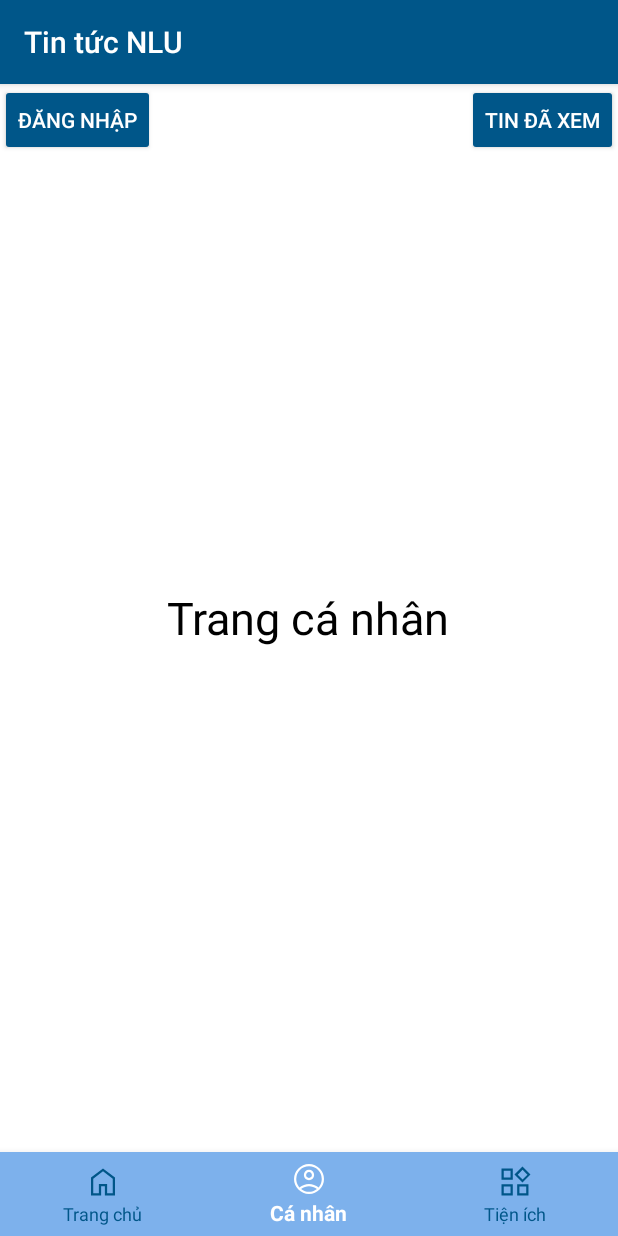
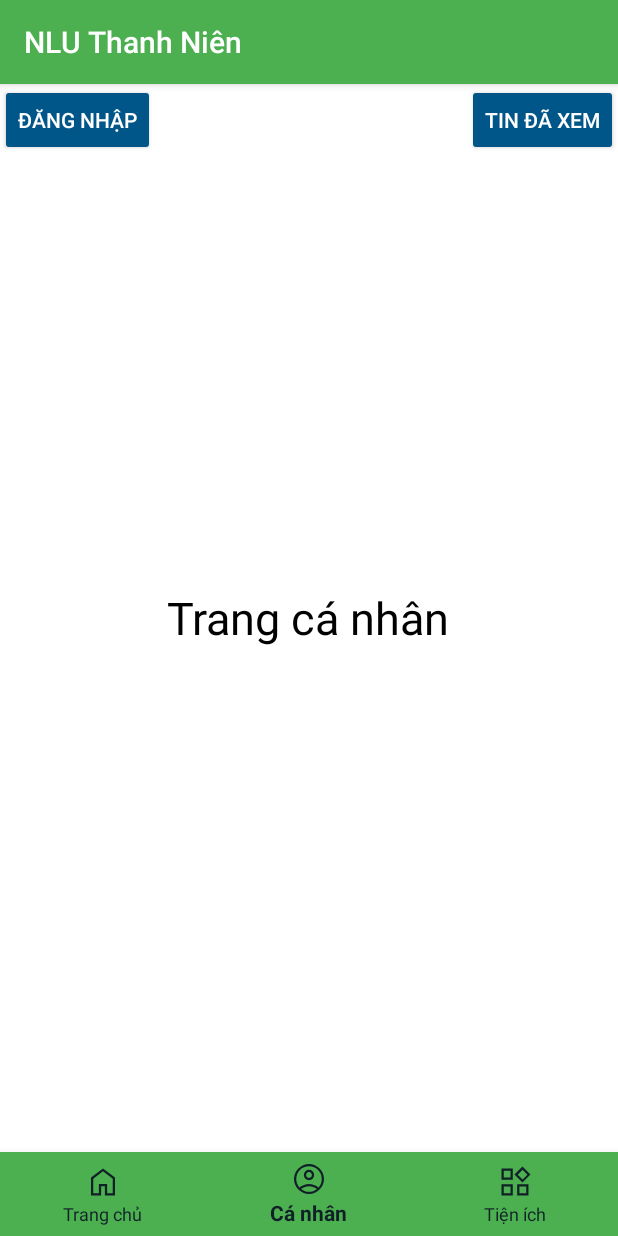
Before and after one commit to TranMinhTuyen-20130459/App_Tin_Tuc, an Android app: the screen it shows after launch (MainActivity), item 2 of the bottom bar chosen, on a phone screen of 412 x 824 dp. Run offline under Robolectric (Android 15) with nearby library versions, the phone set to English and light mode, and no system bars; our stand-ins replace Picasso; pictures from the network do not load; Roboto replaces fonts that are not available here; 4 statements that could not run were skipped.

Commit message:
đôi tên app và background color

```diff
--- a/app/src/main/res/layout/activity_main.xml
+++ b/app/src/main/res/layout/activity_main.xml
@@ -20,9 +20,9 @@
         android:layout_width="match_parent"
         android:layout_height="wrap_content"
         android:layout_alignParentBottom="true"
-        app:itemBackground="@color/nav_bar_start"
-        app:itemIconTint="@color/custom_color_bt_nav"
-        app:itemTextColor="@color/custom_color_bt_nav"
+        app:itemBackground="@color/swipe_color_1"
+        app:itemIconTint="@color/color_trail_text"
+        app:itemTextColor="@color/color_trail_text"
         android:fitsSystemWindows="true"
         app:menu="@menu/menu_bottom_nav">
     </com.google.android.material.bottomnavigation.BottomNavigationView>
--- a/app/src/main/res/values/strings.xml
+++ b/app/src/main/res/values/strings.xml
@@ -1,5 +1,5 @@
 <resources>
-    <string name="app_name">Tin tức NLU</string>
+    <string name="app_name">NLU Thanh Niên</string>
     <string name="home">Trang chủ</string>
     <string name="profile">Cá nhân</string>
     <string name="widget">Tiện ích</string>
--- a/app/src/main/res/values/styles.xml
+++ b/app/src/main/res/values/styles.xml
@@ -27,9 +27,9 @@
     <!-- Base application theme. -->
     <style name="AppTheme" parent="Theme.AppCompat.Light.DarkActionBar">
         <!-- Customize your theme here. -->
-        <item name="colorPrimary">@color/colorPrimary</item>
-        <item name="colorPrimaryDark">@color/colorPrimaryDark</item>
-        <item name="colorAccent">@color/colorPrimaryDark</item>
+        <item name="colorPrimary">@color/swipe_color_1</item>
+        <item name="colorPrimaryDark">@color/swipe_color_1</item>
+        <item name="colorAccent">@color/swipe_color_1</item>
 
         <!-- Change Action Bar title text color  -->
         <item name="titleTextColor">@color/white</item>
@@ -70,14 +70,14 @@
 
     <!-- Style for a tab that displays a category name -->
     <style name="CategoryTab" parent="Widget.Design.TabLayout">
-        <item name="tabIndicatorColor">@color/color_app_bar_text</item>
-        <item name="tabSelectedTextColor">@color/color_app_bar_text</item>
+        <item name="tabIndicatorColor">@color/color_section</item>
+        <item name="tabSelectedTextColor">@color/color_section</item>
         <item name="tabTextAppearance">@style/CategoryTabTextAppearance</item>
     </style>
 
     <!-- Text appearance style for a category tab -->
     <style name="CategoryTabTextAppearance" parent="TextAppearance.Design.Tab">
-        <item name="android:textColor">@color/color_tab_text</item>
+        <item name="android:textColor">@color/black</item>
     </style>
 
     <!-- Style for title TextView-->
```
Also changed, not shown: app/src/main/res/layout/news_item.xml (+9 -9 lines).
